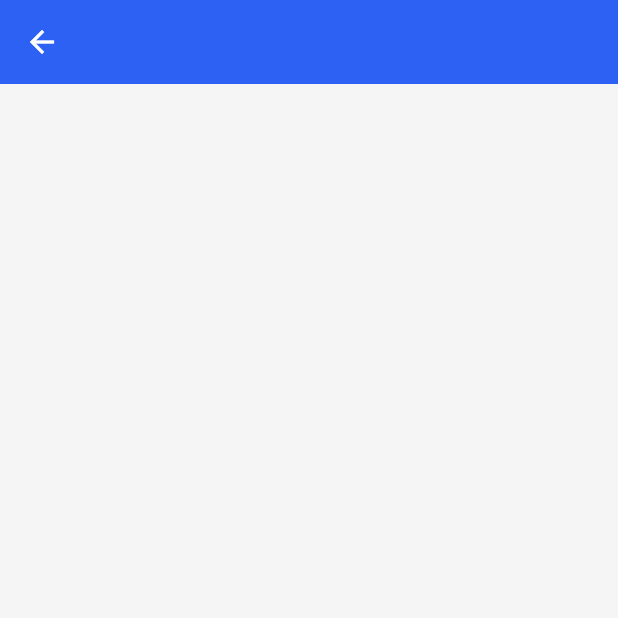
After one commit to fga-eps-mds/CollegeFlow, a Flutter app: the ReviewForm screen opened by its route, on a phone screen of 412 x 824 dp, the top half of it. The commit adds this screen. Run offline on Flutter 3.47's test engine with Material 2 defaults, Android fonts, the phone set to English and light mode, and no system bars; our stand-ins replace dio, get_it, smooth_page_indicator.

Commit message:
feat: add  template review-form

```diff
--- a/college_flow_app/lib/config/routes/flow_router.dart
+++ b/college_flow_app/lib/config/routes/flow_router.dart
@@ -1,4 +1,5 @@
 import 'package:college_flow_app/config/routes/flow_routes.dart';
+import 'package:college_flow_app/features/review/review_form.dart';
 import 'package:college_flow_app/features/splash/presentation/walkthrough_page.dart';
 import 'package:college_flow_app/utils/helpers/navigator_helper.dart';
 import 'package:flutter/material.dart' hide Router;
@@ -8,6 +9,9 @@ abstract class FlowRouter {
     late Widget page;
 
     switch (settings.name) {
+      case FlowRoutes.reviewForm:
+        page = const ReviewForm();
+        break;
       case FlowRoutes.mainPage:
       default:
         page = const WalkthroughPage();
--- a/college_flow_app/lib/config/routes/flow_routes.dart
+++ b/college_flow_app/lib/config/routes/flow_routes.dart
@@ -1,3 +1,4 @@
 abstract class FlowRoutes {
   static const mainPage = '/';
+  static const reviewForm = '/review_form';
 }
--- /dev/null
+++ b/college_flow_app/lib/features/review/review_form.dart
@@ -0,0 +1,33 @@
+import 'package:college_flow_app/config/design_system/data/colors/colors.dart';
+import 'package:flutter/material.dart';
+import 'package:flutter/src/foundation/key.dart';
+import 'package:flutter/src/widgets/framework.dart';
+
+class ReviewForm extends StatefulWidget {
+  const ReviewForm({Key? key}) : super(key: key);
+
+  @override
+  State<ReviewForm> createState() => _ReviewFormState();
+}
+
+class _ReviewFormState extends State<ReviewForm> {
+  @override
+  Widget build(BuildContext context) {
+    return Scaffold(
+      body: Stack(
+        children: [
+          CustomScrollView(
+            slivers: [
+              const SliverAppBar(
+                floating: true,
+                snap: true,
+                backgroundColor: colorPrimary,
+                elevation: 0,
+              ),
+            ],
+          )
+        ],
+      ),
+    );
+  }
+}
```
